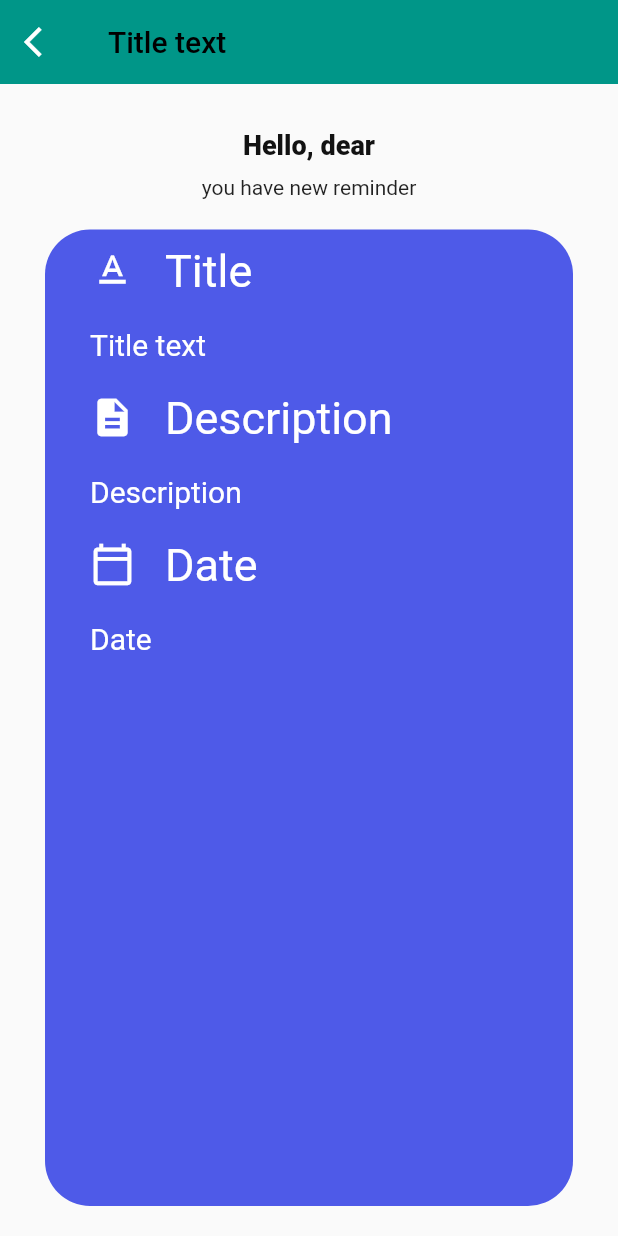
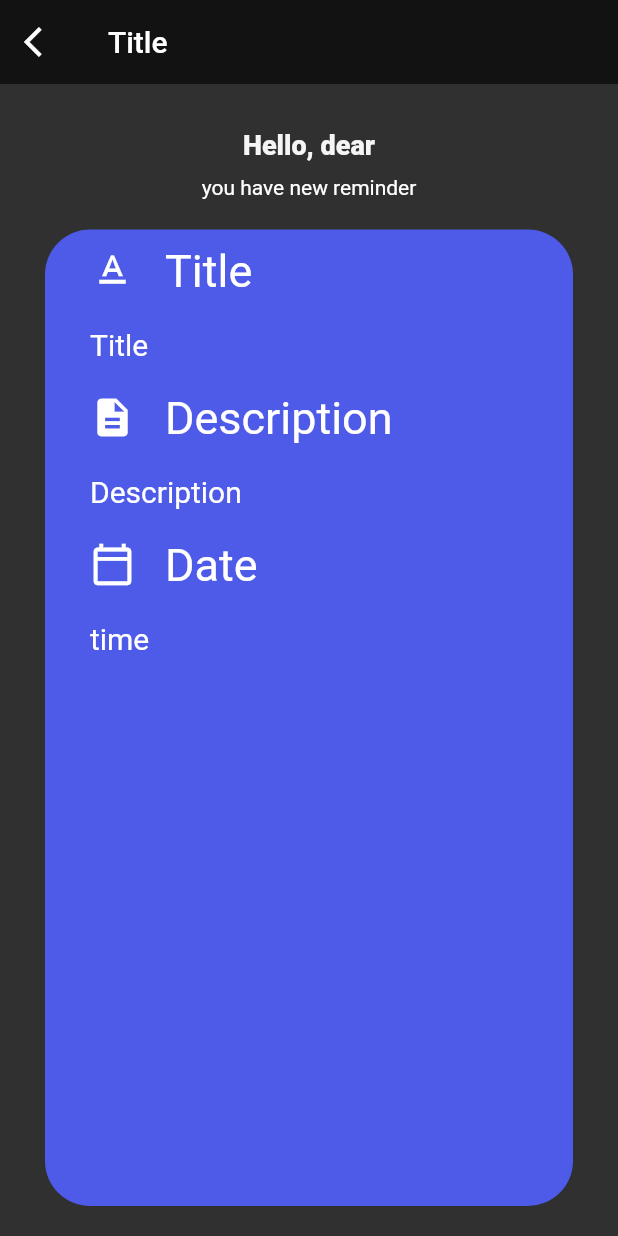
Before and after one commit to MohamedTwfiek-7/to_do_app, a Flutter app: the screen it shows after launch, after a tap on the "arrow back ios" icon, on a phone screen of 412 x 824 dp. Run offline on Flutter 3.47's test engine with Material 2 defaults, Android fonts, the phone set to English and light mode, and no system bars; our stand-ins replace get, get_storage, google_fonts.

Commit message:
theme and custom button added

```diff
--- a/lib/main.dart
+++ b/lib/main.dart
@@ -1,6 +1,8 @@
 import 'package:flutter/material.dart';
 import 'package:get/get_navigation/src/root/get_material_app.dart';
+import 'package:to_do_app/services/theme_services.dart';
 import 'package:to_do_app/ui/pages/notification_screen.dart';
+import 'package:to_do_app/ui/theme.dart';
 
 import 'ui/pages/home_page.dart';
 
@@ -14,13 +16,12 @@ class MyApp extends StatelessWidget {
   @override
   Widget build(BuildContext context) {
     return GetMaterialApp(
-      theme: ThemeData(
-        primaryColor: Colors.teal,
-        backgroundColor: Colors.teal
-      ),
+      theme: Themes.light,
+      darkTheme: Themes.dark,
+      themeMode: ThemeServices().theme,//we use () because it is a getter not static property
       title: 'Flutter Demo',
       debugShowCheckedModeBanner: false,
-      home: NotificationScreen(payload: 'Title text ||Description ||Date'),
+      home: const HomePage(),
     );
   }
 }
--- a/lib/services/theme_services.dart
+++ b/lib/services/theme_services.dart
@@ -1 +1,20 @@
-class ThemeServices {}
+import 'package:flutter/material.dart';
+import 'package:get_storage/get_storage.dart';
+import 'package:get/get.dart';
+class ThemeServices {
+  final GetStorage _box = GetStorage();
+  final _key = 'isDarkMode';
+  bool _loadThemeFromBox(){
+    return _box.read<bool>(_key) ?? false;
+  }
+  _saveThemeToBox(bool isDarkMode){
+    _box .write(_key, isDarkMode);
+  }
+
+  ThemeMode get theme => _loadThemeFromBox()? ThemeMode.dark : ThemeMode.light;
+
+  void switchTheme(){
+    Get.changeThemeMode(_loadThemeFromBox()? ThemeMode.light : ThemeMode.dark);
+    _saveThemeToBox(!_loadThemeFromBox());
+  }
+}
--- a/lib/ui/pages/home_page.dart
+++ b/lib/ui/pages/home_page.dart
@@ -1,4 +1,9 @@
 import 'package:flutter/material.dart';
+import 'package:get/get.dart';
+import 'package:get/get_core/src/get_main.dart';
+import 'package:to_do_app/services/theme_services.dart';
+import 'package:to_do_app/ui/pages/notification_screen.dart';
+import 'package:to_do_app/ui/widgets/button.dart';
 
 class HomePage extends StatefulWidget {
   const HomePage({Key? key}) : super(key: key);
@@ -11,8 +16,23 @@ class _HomePageState extends State<HomePage> {
   @override
   Widget build(BuildContext context) {
     return Scaffold(
-      appBar: AppBar(),
-      body: Container(),
+      appBar: AppBar(
+        leading: IconButton(
+          onPressed: () {
+            ThemeServices().switchTheme();
+            Get.to(NotificationScreen(payload: 'Title||Description||time'));
+          },
+          icon: const Icon(
+            Icons.arrow_back_ios,
+          ),
+        ),
+      ),
+      body: Center(
+        child: MyButton(
+          label: 'Add Task',
+          onTap: () {},
+        ),
+      ),
     );
   }
 }
--- a/lib/ui/pages/notification_screen.dart
+++ b/lib/ui/pages/notification_screen.dart
@@ -1,6 +1,7 @@
 import 'package:flutter/material.dart';
 import 'package:get/get.dart';
 import 'package:get/get_core/src/get_main.dart';
+import 'package:to_do_app/ui/pages/home_page.dart';
 
 import '../theme.dart';
 
@@ -27,7 +28,7 @@ class _NotificationScreenState extends State<NotificationScreen> {
     return Scaffold(
       appBar: AppBar(
         leading: IconButton(
-          onPressed: () => Get.back,
+          onPressed: () => Get.back(),
           icon: const Icon(
             Icons.arrow_back_ios,
           ),
--- a/lib/ui/widgets/button.dart
+++ b/lib/ui/widgets/button.dart
@@ -1,10 +1,27 @@
 import 'package:flutter/material.dart';
+import 'package:to_do_app/ui/theme.dart';
 
 class MyButton extends StatelessWidget {
-  const MyButton({Key? key}) : super(key: key);
+  const MyButton({Key? key, required this.label, required this.onTap}) : super(key: key);
+
+  final String label;
+  final Function() onTap;
 
   @override
   Widget build(BuildContext context) {
-    return Container();
+    return GestureDetector(
+      onTap: onTap,
+      child: Container(
+        alignment: Alignment.center,
+        decoration: BoxDecoration(borderRadius: BorderRadius.circular(10),color: primaryClr),
+        width: 100,
+        height: 45,
+        child: Text(
+            label,
+            style: const TextStyle(color: Colors.white),
+            textAlign: TextAlign.center,
+        ),
+      ),
+    );
   }
 }
```
Also changed, not shown: lib/ui/theme.dart (+70 -1 lines).
